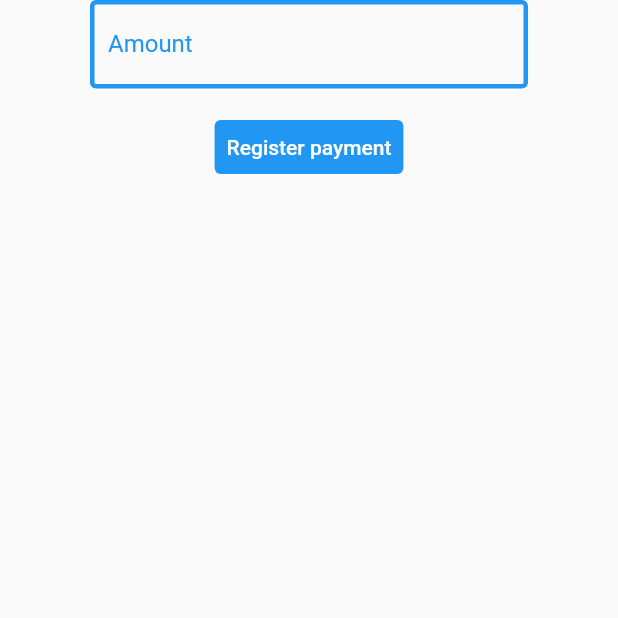
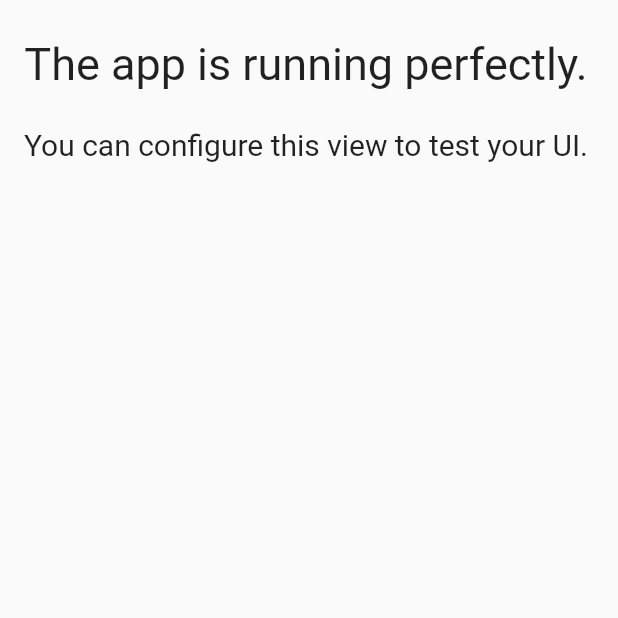
Before and after one commit to GitBuzz/Flutter-UIs, a Flutter app: the screen it shows after launch, on a phone screen of 412 x 824 dp, the top half of it. Run offline on Flutter 3.47's test engine with Material 2 defaults, Android fonts, the phone set to English and light mode, and no system bars.

Commit message:
Adding a home page and fixing form.

```diff
--- a/lib/form_1/view/form_1.dart
+++ b/lib/form_1/view/form_1.dart
@@ -8,19 +8,13 @@
   @override
   Widget build(BuildContext context) {
     return Container(
+      margin: EdgeInsets.symmetric(horizontal: 60),
       child: Column(
         mainAxisAlignment: MainAxisAlignment.center,
         crossAxisAlignment: CrossAxisAlignment.center,
         children: [
-          Container(
-            margin: EdgeInsets.symmetric(horizontal: 60),
-            child: Column(
-              children: [
-                InteractiveForm(),
-                InteractiveFormButton(),
-              ],
-            ),
-          )
+          InteractiveForm(),
+          InteractiveFormButton(),
         ],
       ),
     );
--- a/lib/home_page.dart
+++ b/lib/home_page.dart
@@ -1,5 +1,4 @@
 import 'package:flutter/material.dart';
-import 'package:flutter_uis/form_1/view/form_1.dart';
 
 class HomePage extends StatelessWidget {
   const HomePage({Key? key}) : super(key: key);
@@ -8,12 +7,26 @@
   Widget build(BuildContext context) {
     return Scaffold(
       body: SafeArea(
-          // Test your UI here
-          child: ListView(
-        children: [
-          Form1(),
-        ],
-      )),
+        child: Column(
+          children: [
+            Container(
+              margin: EdgeInsets.symmetric(horizontal: 16),
+              padding: EdgeInsets.symmetric(vertical: 25),
+              child: Text(
+                'The app is running perfectly.',
+                style: TextStyle(fontSize: 30),
+              ),
+            ),
+            Container(
+              margin: EdgeInsets.symmetric(horizontal: 16),
+              child: Text(
+                'You can configure this view to test your UI.',
+                style: TextStyle(fontSize: 20),
+              ),
+            )
+          ],
+        ),
+      ),
     );
   }
 }
```
Also changed, not shown: pubspec.lock.
